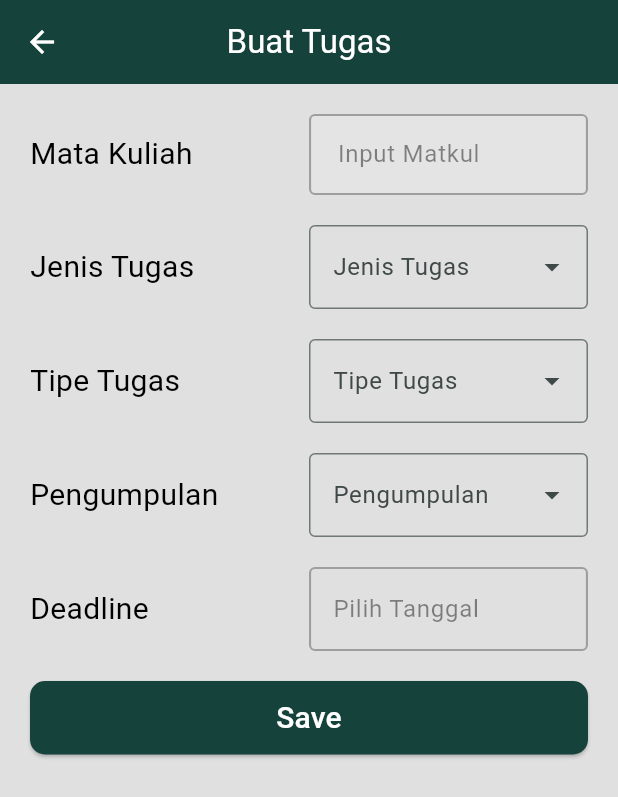
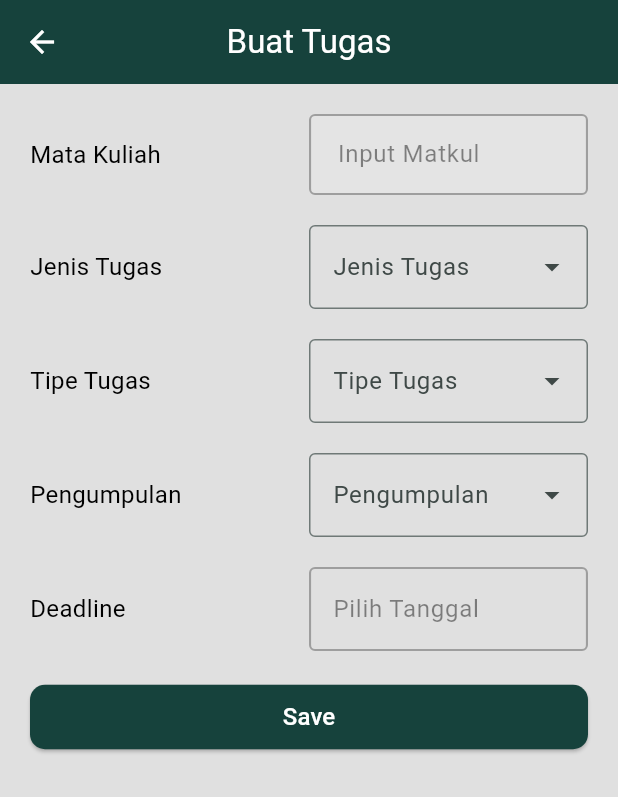
Before and after one commit to khmalz/reminder-tugas, a Flutter app: the screen it shows after launch, after a tap on the "add" icon, on a phone screen of 412 x 824 dp. Shown: the top 797 px of the screen. Run offline on Flutter 3.47's test engine with Material 3 defaults, Android fonts, the phone set to English and light mode, and no system bars; drawn by our look-alikes of dropdown_search; our stand-ins replace adaptive_dialog, calendar_date_picker2, cloud_firestore, contained_tab_bar_view, firebase_core, get and 1 more; missing offline and left inert: confirm_dialog, flutter_popup; accounts and stored records are empty.

Commit message:
update size font

```diff
--- a/lib/app/modules/create_tugas/views/create_tugas_view.dart
+++ b/lib/app/modules/create_tugas/views/create_tugas_view.dart
@@ -33,7 +33,7 @@ class CreateTugasView extends GetView<CreateTugasController> {
                     Expanded(
                       child: const Text(
                         "Mata Kuliah",
-                        style: TextStyle(fontSize: 20),
+                        style: TextStyle(fontSize: 16),
                       ),
                     ),
                     Expanded(
@@ -68,7 +68,7 @@ class CreateTugasView extends GetView<CreateTugasController> {
                             errorText: controller.errorMatkul.value,
                             errorStyle: const TextStyle(
                               color: Colors.red,
-                              fontSize: 14,
+                              fontSize: 12,
                             ),
                             errorBorder: OutlineInputBorder(
                               borderSide:
@@ -93,7 +93,7 @@ class CreateTugasView extends GetView<CreateTugasController> {
                     Expanded(
                       child: const Text(
                         "Jenis Tugas",
-                        style: TextStyle(fontSize: 20),
+                        style: TextStyle(fontSize: 16),
                       ),
                     ),
                     Expanded(
@@ -114,7 +114,7 @@ class CreateTugasView extends GetView<CreateTugasController> {
                               errorText: controller.errorJenis.value,
                               errorStyle: const TextStyle(
                                 color: Colors.red,
-                                fontSize: 14,
+                                fontSize: 12,
                               ),
                             ),
                           ),
@@ -136,7 +136,7 @@ class CreateTugasView extends GetView<CreateTugasController> {
                     Expanded(
                       child: const Text(
                         "Tipe Tugas",
-                        style: TextStyle(fontSize: 20),
+                        style: TextStyle(fontSize: 16),
                       ),
                     ),
                     Expanded(
@@ -160,7 +160,7 @@ class CreateTugasView extends GetView<CreateTugasController> {
                               errorText: controller.errorTipe.value,
                               errorStyle: const TextStyle(
                                 color: Colors.red,
-                                fontSize: 14,
+                                fontSize: 12,
                               ),
                             ),
                           ),
@@ -182,7 +182,7 @@ class CreateTugasView extends GetView<CreateTugasController> {
                     Expanded(
                       child: const Text(
                         "Pengumpulan",
-                        style: TextStyle(fontSize: 20),
+                        style: TextStyle(fontSize: 16),
                       ),
                     ),
                     Expanded(
@@ -206,7 +206,7 @@ class CreateTugasView extends GetView<CreateTugasController> {
                               errorText: controller.errorPengumpulan.value,
                               errorStyle: const TextStyle(
                                 color: Colors.red,
-                                fontSize: 14,
+                                fontSize: 12,
                               ),
                             ),
                           ),
@@ -228,7 +228,7 @@ class CreateTugasView extends GetView<CreateTugasController> {
                     Expanded(
                       child: Text(
                         "Deadline",
-                        style: TextStyle(fontSize: 20),
+                        style: TextStyle(fontSize: 16),
                       ),
                     ),
                     Expanded(
@@ -250,8 +250,9 @@ class CreateTugasView extends GetView<CreateTugasController> {
                                         Text(
                                           'Pilih Tanggal',
                                           style: TextStyle(
-                                              fontSize: 20,
-                                              fontWeight: FontWeight.bold),
+                                            fontSize: 16,
+                                            fontWeight: FontWeight.bold,
+                                          ),
                                         ),
                                         Flexible(
                                           child: CalendarDatePicker2(
@@ -307,7 +308,7 @@ class CreateTugasView extends GetView<CreateTugasController> {
                             errorText: controller.errorDeadline.value,
                             errorStyle: const TextStyle(
                               color: Colors.red,
-                              fontSize: 14,
+                              fontSize: 12,
                             ),
                             enabledBorder: OutlineInputBorder(
                               borderSide: BorderSide(
@@ -346,7 +347,7 @@ class CreateTugasView extends GetView<CreateTugasController> {
                     child: Text(
                       'Save',
                       style: TextStyle(
-                        fontSize: 20,
+                        fontSize: 16,
                       ),
                     ),
                   ),
--- a/lib/app/modules/home/views/home_view.dart
+++ b/lib/app/modules/home/views/home_view.dart
@@ -44,7 +44,7 @@ class HomeView extends GetView<HomeController> {
                       label: const Text('Kategori',
                           style: TextStyle(
                             color: Colors.black,
-                            fontSize: 18,
+                            fontSize: 16,
                           )),
                     ),
                   ]),
@@ -94,7 +94,7 @@ class HomeView extends GetView<HomeController> {
                             const Text(
                               'Telat',
                               style: TextStyle(
-                                fontSize: 20,
+                                fontSize: 18,
                                 fontWeight: FontWeight.bold,
                                 color: textSecondary,
                               ),
@@ -102,7 +102,7 @@ class HomeView extends GetView<HomeController> {
                             Text(
                               controller.statList.value[0]['late'].toString(),
                               style: TextStyle(
-                                fontSize: 20,
+                                fontSize: 18,
                                 fontWeight: FontWeight.bold,
                                 color: Colors.red,
                               ),
@@ -115,7 +115,7 @@ class HomeView extends GetView<HomeController> {
                             const Text(
                               'Belum',
                               style: TextStyle(
-                                fontSize: 20,
+                                fontSize: 18,
                                 fontWeight: FontWeight.bold,
                                 color: textSecondary,
                               ),
@@ -124,7 +124,7 @@ class HomeView extends GetView<HomeController> {
                               controller.statList.value[1]['pending']
                                   .toString(),
                               style: TextStyle(
-                                fontSize: 20,
+                                fontSize: 18,
                                 fontWeight: FontWeight.bold,
                                 color: Colors.amber.shade700,
                               ),
@@ -137,7 +137,7 @@ class HomeView extends GetView<HomeController> {
                             const Text(
                               'Sudah',
                               style: TextStyle(
-                                fontSize: 20,
+                                fontSize: 18,
                                 fontWeight: FontWeight.bold,
                                 color: textSecondary,
                               ),
@@ -145,7 +145,7 @@ class HomeView extends GetView<HomeController> {
                             Text(
                               controller.statList.value[2]['done'].toString(),
                               style: TextStyle(
-                                fontSize: 20,
+                                fontSize: 18,
                                 fontWeight: FontWeight.bold,
                                 color: Colors.green,
                               ),
--- a/pubspec.yaml
+++ b/pubspec.yaml
@@ -16,7 +16,7 @@ publish_to: "none" # Remove this line if you wish to publish to pub.dev
 # https://developer.apple.com/library/archive/documentation/General/Reference/InfoPlistKeyReference/Articles/CoreFoundationKeys.html
 # In Windows, build-name is used as the major, minor, and patch parts
 # of the product and file versions while build-number is used as the build suffix.
-version: 2.0.0+1
+version: 2.1.0+2
 
 environment:
    sdk: ^3.6.0
```
Also changed, not shown: lib/app/data/component/list_tugas.dart (+4 -4 lines), lib/app/modules/category/views/category_view.dart (+11 -11 lines), lib/app/modules/detail_tugas/views/detail_tugas_view.dart (+8 -8 lines), lib/app/modules/update_tugas/views/update_tugas_view.dart (+15 -13 lines).
